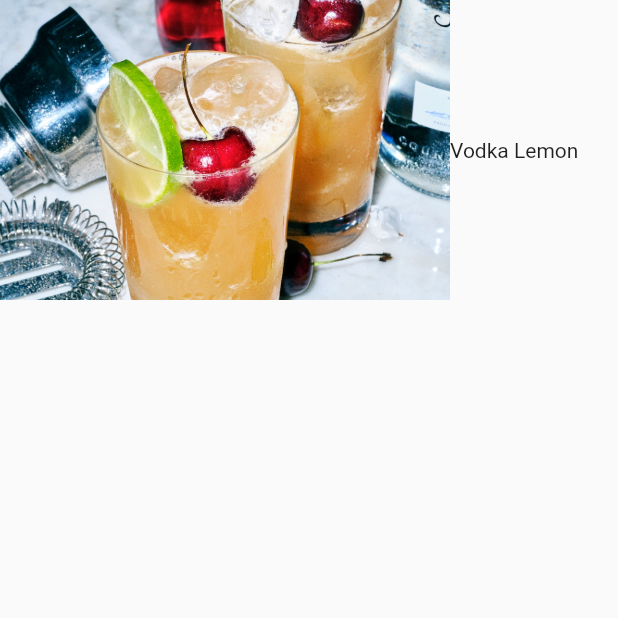
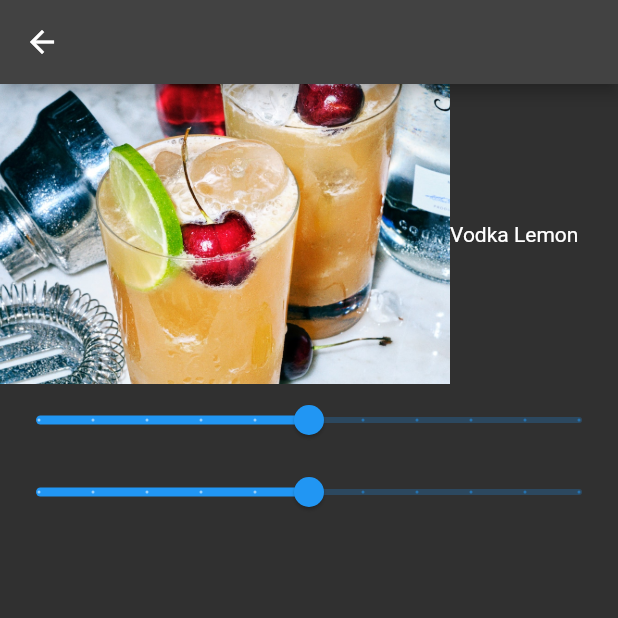
Before and after one commit to GioPan04/drink-dispenser, a Flutter app: the DrinkChooser screen opened directly, after a tap on "Vodka Lemon", on a phone screen of 412 x 824 dp, the top half of it. Run offline on Flutter 3.47's test engine with Material 2 defaults, Android fonts, the phone set to English and light mode, and no system bars.

Commit message:
Customize drink

```diff
--- a/lib/main.dart
+++ b/lib/main.dart
@@ -23,8 +23,9 @@ class App extends StatelessWidget {
   Widget build(BuildContext context) {
     return MenuProvider(
       menu: menu,
-      child: const MaterialApp(
-        home: TypeChooser(),
+      child: MaterialApp(
+        theme: ThemeData.dark(),
+        home: const TypeChooser(),
       ),
     );
   }
--- a/lib/screens/drink_chooser.dart
+++ b/lib/screens/drink_chooser.dart
@@ -13,9 +13,9 @@ class DrinkChooser extends StatefulWidget {
 
 class _DrinkChooserState extends State<DrinkChooser> {
 
-  void _customizeDrink() {
+  void _customizeDrink(Drink drink) {
     Navigator.push(context, MaterialPageRoute(
-      builder: (context) => const DrinkCustomizer()
+      builder: (context) => DrinkCustomizer(drink: drink)
     ));
   }
 
@@ -24,6 +24,7 @@ class _DrinkChooserState extends State<DrinkChooser> {
     final List<Drink> drinks = MenuProvider.of(context).menu.drinks;
 
     return Scaffold(
+      appBar: AppBar(),
       body: GridView.builder(
         itemCount: drinks.length,
         gridDelegate: const SliverGridDelegateWithFixedCrossAxisCount(crossAxisCount: 5, childAspectRatio: 4/5),
@@ -33,7 +34,7 @@ class _DrinkChooserState extends State<DrinkChooser> {
           return ImageButton(
             imageAsset: drink.image,
             text: drink.name,
-            onClick: _customizeDrink
+            onClick: () => _customizeDrink(drink)
           );
         },
       )
--- a/lib/screens/drink_customizer.dart
+++ b/lib/screens/drink_customizer.dart
@@ -1,16 +1,40 @@
+import 'package:drink_dispenser/models/drink.dart';
 import 'package:flutter/material.dart';
 
 class DrinkCustomizer extends StatefulWidget {
-  const DrinkCustomizer({Key? key}) : super(key: key);
+  final Drink drink;
+
+  const DrinkCustomizer({required this.drink, Key? key}) : super(key: key);
 
   @override
   State<DrinkCustomizer> createState() => _DrinkCustomizerState();
 }
 
 class _DrinkCustomizerState extends State<DrinkCustomizer> {
+
+  late List<double> _percentages;
+
+  @override
+  void initState() {
+    _percentages = widget.drink.ingredients.map((e) => e.percentage.toDouble()).toList();
+    super.initState();
+  }
+
+  void _updateData() {
+    double sum = _percentages.fold(0, (previousValue, element) => previousValue + element);
+
+    for (var j = 0; j < _percentages.length; j++) {
+      if (_percentages[j] != sum) {
+        _percentages[j] = (_percentages[j] / sum) * 100;
+      }
+    }
+  }
+
+
   @override
   Widget build(BuildContext context) {
     return Scaffold(
+      appBar: AppBar(),
       body: Column(
         children: [
           Row(
@@ -19,6 +43,22 @@ class _DrinkCustomizerState extends State<DrinkCustomizer> {
               const Text('Vodka Lemon'),
             ],
           ),
+          ...widget.drink.ingredients.asMap().map((i, e) => MapEntry(
+            i,
+            Slider(
+              value: _percentages[i].toDouble(),
+              min: 0,
+              max: 100,
+              divisions: 10,
+              label: "${e.name}: ${int.parse((_percentages[i] / 10).toStringAsFixed(0)) * 10}%",
+              onChanged: (v) {
+                setState(() {
+                  _percentages[i] = v;
+                  _updateData();
+                });
+              }
+            ),
+          )).values.toList()
         ],
       ),
     );
```
Also changed, not shown: assets/menu.json (+6 -1 lines).
